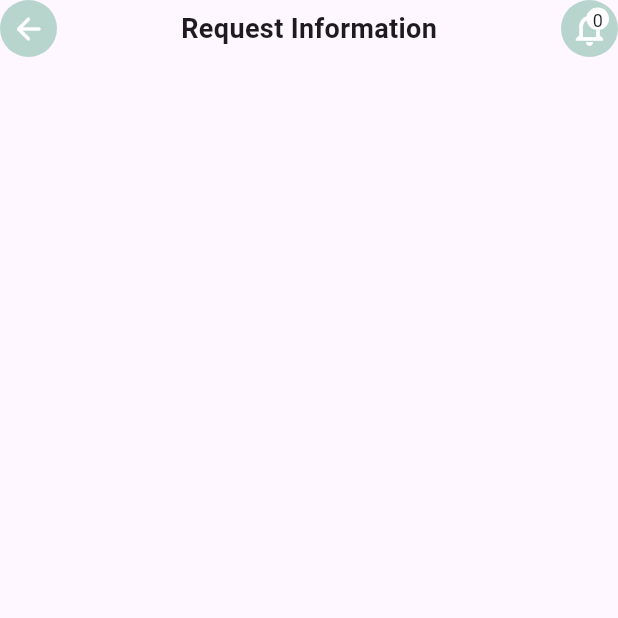
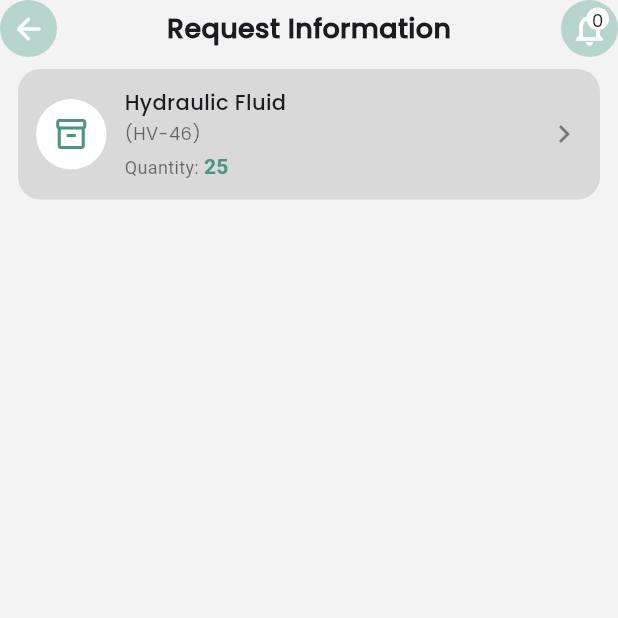
Before and after one commit to M-KALIRAJAN/Tech, a Flutter app: the HomeView screen opened directly, on a phone screen of 412 x 824 dp, the top half of it. Run offline on Flutter 3.47's test engine with Material 3 defaults, Android fonts, the phone set to English and light mode, and no system bars; our stand-ins replace dio, go_router.

Commit message:
working on crete cart  work

```diff
--- /dev/null
+++ b/lib/core/constants/app_colors.dart
@@ -0,0 +1,12 @@
+
+ import 'package:flutter/material.dart';
+
+class AppColors {
+    static const background_clr = Color.fromRGBO(243, 243, 243, 1);
+    static const primary_clr = Color.fromRGBO(76,149,129,100);
+    static const scoundry_clr = Color.fromRGBO(13, 95, 72, 100);
+    static const new_clr = Color.fromRGBO(213, 155, 8, 100);
+     static const pending_clr =Color.fromRGBO(117, 117, 117, 100);
+     static const lightgray_clr = Color.fromRGBO(80, 80, 80, 60);
+
+ }
--- /dev/null
+++ b/lib/routes/app_route.dart
@@ -0,0 +1,19 @@
+
+import 'package:go_router/go_router.dart';
+import 'package:tech_app/routes/route_name.dart';
+import 'package:tech_app/view/auth/login_view.dart';
+import 'package:tech_app/view/bottom_nav.dart';
+
+final Approute = GoRouter(
+  initialLocation: RouteName.login,
+  routes: [
+    GoRoute(
+      path: RouteName.login,
+      builder: (context, state) => LoginView()
+      ),
+      GoRoute(
+        path: RouteName.bottom_nav,
+        builder: (context, state) =>  BottomNav(),
+        )
+
+  ]);
--- /dev/null
+++ b/lib/routes/route_name.dart
@@ -0,0 +1,4 @@
+class RouteName {
+  static const String login = "/login";
+  static const String bottom_nav = "/bottom-nav";
+}
--- a/lib/view/home_view.dart
+++ b/lib/view/home_view.dart
@@ -1,4 +1,8 @@
 import 'package:flutter/material.dart';
+import 'package:tech_app/core/constants/app_colors.dart';
+import 'package:tech_app/widgets/card/material_cart.dart';
+import 'package:tech_app/widgets/card/request_cart.dart';
+import 'package:tech_app/widgets/header.dart';
 
 class HomeView extends StatefulWidget {
   const HomeView({super.key});
@@ -11,58 +15,13 @@ class _HomeViewState extends State<HomeView> {
   @override
   Widget build(BuildContext context) {
     return Scaffold(
+      backgroundColor: AppColors.background_clr,
       body: SafeArea(
         child: Column(
           children: [
-            Row(
-              mainAxisAlignment: MainAxisAlignment.spaceBetween,
-              children: [
-                Container(
-                  height: 38,
-                  width: 38,
-                  decoration: BoxDecoration(
-                    shape: BoxShape.circle,
-                    color: Color.fromRGBO(183, 213, 205, 1),
-                  ),
-                  child: Icon(Icons.arrow_back_rounded, color: Colors.white),
-                ),
-                Text(
-                  "Request Information",
-                  style: TextStyle(fontSize: 18, fontWeight: FontWeight.bold),
-                ),
-                Stack(
-                  children: [
-                    Container(
-                      height: 38,
-                      width: 38,
-                      decoration: BoxDecoration(
-                        shape: BoxShape.circle,
-                        color: Color.fromRGBO(183, 213, 205, 1),
-                      ),
-                      child: Icon(
-                        Icons.notifications_none_outlined,
-                        color: Colors.white,
-                        size: 27,
-                      ),
-                    ),
-                    Positioned(
-                      top: 5,
-                      left: 17,
-                      child: Container(
-                        height: 15,
-                        width: 15,
-                        decoration: BoxDecoration(
-                          shape: BoxShape.circle,
-                          color: Colors.white,
-                        ),
-                        alignment: Alignment.center,
-                        child: Text("0", style: TextStyle(fontSize: 12)),
-                      ),
-                    ),
-                  ],
-                ),
-              ],
-            ),
+            Header(title: "Request Information",),
+
+             MaterialCart()
           ],
         ),
       ),
--- /dev/null
+++ b/lib/widgets/card/material_cart.dart
@@ -0,0 +1,92 @@
+import 'package:flutter/material.dart';
+import 'package:tech_app/core/constants/app_colors.dart';
+
+class MaterialCart extends StatelessWidget {
+  const MaterialCart({super.key});
+
+  @override
+  Widget build(BuildContext context) {
+    return Container(
+      margin: const EdgeInsets.symmetric(vertical: 8, horizontal: 12),
+      padding: const EdgeInsets.all(12),
+      height: 87,
+      decoration: BoxDecoration(
+        borderRadius: BorderRadius.circular(15),
+        color: const Color.fromRGBO(217, 217, 217, 1),
+      ),
+      child: Row(
+        children: [
+          Container(
+            height: 47,
+            width: 47,
+            decoration: const BoxDecoration(
+              shape: BoxShape.circle,
+              color: Colors.white,
+            ),
+            child: const Icon(
+              Icons.inventory_2_outlined,
+              color: AppColors.primary_clr,
+            ),
+          ),
+
+          const SizedBox(width: 12),
+
+
+          Expanded(
+            child: Column(
+              crossAxisAlignment: CrossAxisAlignment.start,
+              mainAxisAlignment: MainAxisAlignment.center,
+              children: const [
+                Text(
+                  "Hydraulic Fluid",
+                  style: TextStyle(
+                    fontSize: 14,
+                    fontWeight: FontWeight.w600,
+                  ),
+                ),
+                SizedBox(height: 2),
+                Text(
+                  "(HV-46)",
+                  style: TextStyle(
+                    fontSize: 12,
+                    color: Colors.black54,
+                  ),
+                ),
+                SizedBox(height: 4),
+                Text.rich(
+  TextSpan(
+    children: [
+      TextSpan(
+        text: "Quantity: ",
+        style: TextStyle(
+          fontSize: 12,
+          color: Colors.black54,
+        ),
+      ),
+      TextSpan(
+        text: "25",
+        style: TextStyle(
+          fontSize: 14,
+          color: AppColors.primary_clr,
+          fontWeight: FontWeight.w600,
+        ),
+      ),
+    ],
+  ),
+),
+
+
+              ],
+            ),
+          ),
+
+
+          const Icon(
+            Icons.chevron_right,
+            color: Colors.black45,
+          ),
+        ],
+      ),
+    );
+  }
+}
--- /dev/null
+++ b/lib/widgets/header.dart
@@ -0,0 +1,60 @@
+import 'package:flutter/cupertino.dart';
+import 'package:flutter/material.dart';
+
+class Header extends StatelessWidget {
+    final String? title;
+  const Header({super.key, this.title});
+
+  @override
+  Widget build(BuildContext context) {
+    return  Row(
+              mainAxisAlignment: MainAxisAlignment.spaceBetween,
+              children: [
+                Container(
+                  height: 38,
+                  width: 38,
+                  decoration: BoxDecoration(
+                    shape: BoxShape.circle,
+                    color: Color.fromRGBO(183, 213, 205, 1),
+                  ),
+                  child: Icon(Icons.arrow_back_rounded, color: Colors.white),
+                ),
+                Text(
+                  title!,
+                  style: TextStyle(fontSize: 18, fontWeight: FontWeight.bold),
+                ),
+                Stack(
+                  children: [
+                    Container(
+                      height: 38,
+                      width: 38,
+                      decoration: BoxDecoration(
+                        shape: BoxShape.circle,
+                        color: Color.fromRGBO(183, 213, 205, 1),
+                      ),
+                      child: Icon(
+                        Icons.notifications_none_outlined,
+                        color: Colors.white,
+                        size: 27,
+                      ),
+                    ),
+                    Positioned(
+                      top: 5,
+                      left: 17,
+                      child: Container(
+                        height: 15,
+                        width: 15,
+                        decoration: BoxDecoration(
+                          shape: BoxShape.circle,
+                          color: Colors.white,
+                        ),
+                        alignment: Alignment.center,
+                        child: Text("0", style: TextStyle(fontSize: 12)),
+                      ),
+                    ),
+                  ],
+                ),
+              ],
+            );
+  }
+}
```
Also changed, not shown: lib/controllers/Auth_Controllers.dart (added, +43 -0 lines), lib/core/network/dio_client.dart (added, +11 -0 lines), lib/main.dart (+9 -22 lines), lib/model/Auth_Model.dart (added, +17 -0 lines), lib/services/Auth_Service.dart (added, +8 -0 lines), lib/utils/app_consts.dart (deleted, +0 -7 lines), lib/view/auth/login_view.dart (+18 -8 lines), lib/view/bottom_nav.dart (+13 -10 lines), lib/widgets/card/request_cart.dart (added, +135 -0 lines), pubspec.yaml (+8 -5 lines), lib/preferences/AppPerfernces.dart (added), pubspec.lock.
